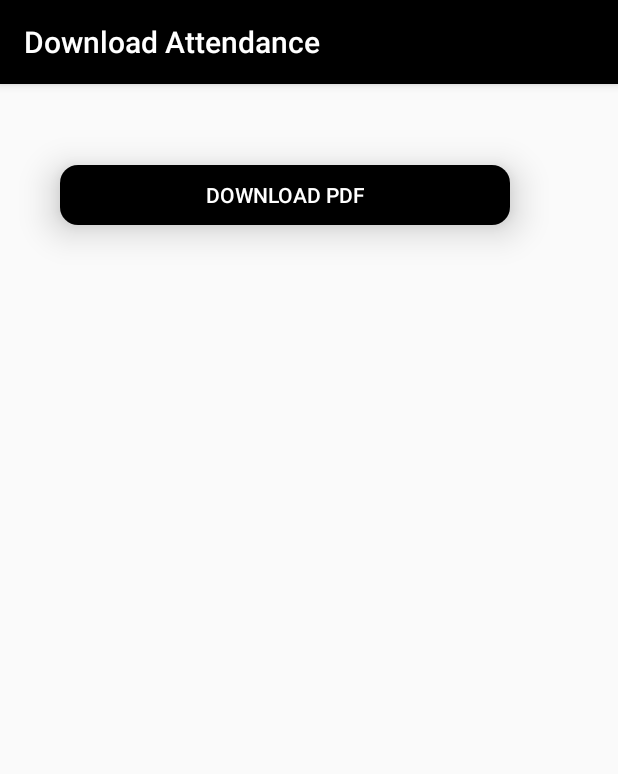
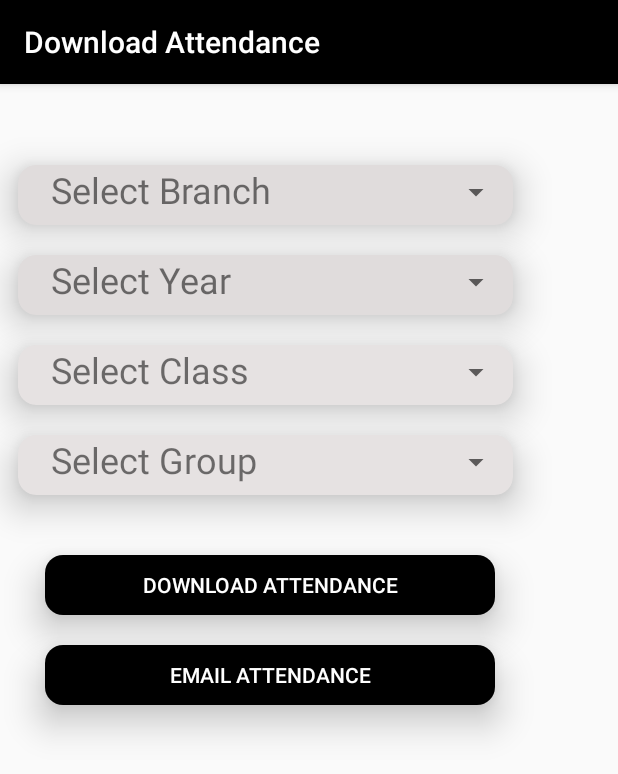
Before and after one commit to ravisharma46/SmartAttendanceSystem, an Android app: the fragment download_attendance_pdf shown on its own in the app's theme, on a phone screen of 412 x 824 dp. Shown: the top 774 px of the screen. Run offline under Robolectric (Android 15) with nearby library versions, the phone set to English and light mode, and no system bars.

Commit message:
customize dowload fragment layout

```diff
--- a/app/src/main/res/layout/fragment_download_attendance_pdf.xml
+++ b/app/src/main/res/layout/fragment_download_attendance_pdf.xml
@@ -9,15 +9,136 @@
 
     <!-- TODO: Update blank fragment layout -->
 
+    <android.support.v7.widget.CardView
+        android:id="@+id/cardView7"
+        android:layout_width="330sp"
+        android:layout_marginLeft="12sp"
+        android:layout_height="40sp"
+        android:layout_marginTop="20sp"
+        app:cardCornerRadius="12sp"
+        app:cardElevation="15sp"
+        app:layout_constraintBottom_toBottomOf="parent"
+        app:cardBackgroundColor="#E0DCDC"
+        app:layout_constraintEnd_toEndOf="parent"
+        app:layout_constraintStart_toStartOf="parent">
+
+        <TextView
+            android:id="@+id/textView7"
+            android:layout_width="200sp"
+            android:layout_height="36sp"
+            android:paddingLeft="22sp"
+            android:text="Select Branch"
+            android:textSize="24sp" />
+
+        <Spinner
+            android:id="@+id/spinner_select_branch"
+            android:layout_width="179sp"
+            android:layout_height="36sp"
+            android:layout_marginLeft="150sp" />
+    </android.support.v7.widget.CardView>
+
+
+
+
+    <android.support.v7.widget.CardView
+        android:id="@+id/cardView1"
+        android:layout_width="330sp"
+        android:layout_marginLeft="12sp"
+        android:layout_height="40sp"
+        android:layout_marginTop="80sp"
+        app:cardCornerRadius="12sp"
+        app:cardElevation="15sp"
+        app:layout_constraintBottom_toBottomOf="parent"
+        app:cardBackgroundColor="#E0DCDC"
+        app:layout_constraintEnd_toEndOf="parent"
+        app:layout_constraintStart_toStartOf="parent">
+
+        <TextView
+            android:id="@+id/textView2"
+            android:layout_width="200sp"
+            android:layout_height="36sp"
+            android:paddingLeft="22sp"
+            android:text="Select Year"
+            android:textSize="24sp" />
+
+        <Spinner
+            android:id="@+id/spinner_select_year"
+            android:layout_width="179sp"
+            android:layout_height="36sp"
+            android:layout_marginLeft="150sp" />
+    </android.support.v7.widget.CardView>
+
+
+    <android.support.v7.widget.CardView
+        android:id="@+id/cardView2"
+        android:layout_width="330sp"
+        android:layout_marginLeft="12sp"
+        android:layout_height="40sp"
+        android:layout_marginTop="140sp"
+        app:cardBackgroundColor="#E6E2E2"
+        app:cardCornerRadius="12sp"
+        app:cardElevation="15sp"
+        app:layout_constraintBottom_toBottomOf="parent"
+        app:layout_constraintEnd_toEndOf="parent"
+        app:layout_constraintStart_toStartOf="parent">
+
+        <TextView
+            android:id="@+id/textView3"
+            android:layout_width="200sp"
+            android:layout_height="36sp"
+            android:paddingLeft="22sp"
+            android:text="Select Class"
+            android:textSize="24sp" />
+
+        <Spinner
+            android:id="@+id/spinner_select_class"
+            android:layout_width="179sp"
+            android:layout_height="36sp"
+            android:layout_marginLeft="150sp"
+            />
+    </android.support.v7.widget.CardView>
+
+
+
 
     <android.support.v7.widget.CardView
         android:id="@+id/cardView3"
+        android:layout_width="330sp"
+        android:layout_marginLeft="12sp"
+        android:layout_height="40sp"
+        android:layout_marginTop="200sp"
+        app:cardBackgroundColor="#E6E2E2"
+        app:cardCornerRadius="12sp"
+        app:cardElevation="15sp"
+        app:layout_constraintBottom_toBottomOf="parent"
+        app:layout_constraintEnd_toEndOf="parent"
+        app:layout_constraintStart_toStartOf="parent">
+
+        <Spinner
+            android:id="@+id/spinner_select_group"
+            android:layout_width="179sp"
+            android:layout_height="36sp"
+            android:layout_marginLeft="150sp"
+            />
+
+        <TextView
+            android:layout_width="200sp"
+            android:layout_height="36sp"
+            android:paddingLeft="22sp"
+            android:text="Select Group"
+            android:textSize="24sp" />
+        />
+    </android.support.v7.widget.CardView>
+
+
+
+    <android.support.v7.widget.CardView
+        android:id="@+id/cardView6"
         android:layout_width="300sp"
         android:layout_height="40sp"
-        android:layout_marginStart="40sp"
+        android:layout_marginStart="30sp"
         android:layout_marginEnd="17dp"
-        android:layout_marginTop="20sp"
-        android:layout_marginBottom="220dp"
+        android:layout_marginTop="280sp"
         app:cardCornerRadius="12sp"
         app:cardElevation="15sp"
         app:layout_constraintBottom_toBottomOf="parent"
@@ -30,7 +151,32 @@
             android:layout_height="match_parent"
             android:background="@color/white"
             android:backgroundTint="#000000"
-            android:text="Download pdf"
+            android:text="Download Attendance"
+            android:textColor="@color/white" />
+
+
+    </android.support.v7.widget.CardView>
+
+    <android.support.v7.widget.CardView
+        android:id="@+id/cardView9"
+        android:layout_width="300sp"
+        android:layout_height="40sp"
+        android:layout_marginStart="30sp"
+        android:layout_marginEnd="17dp"
+        android:layout_marginTop="340sp"
+        app:cardCornerRadius="12sp"
+        app:cardElevation="15sp"
+        app:layout_constraintBottom_toBottomOf="parent"
+        app:layout_constraintEnd_toEndOf="parent"
+        app:layout_constraintStart_toStartOf="parent">
+
+        <Button
+            android:id="@+id/email_attendance"
+            android:layout_width="match_parent"
+            android:layout_height="match_parent"
+            android:background="@color/white"
+            android:backgroundTint="#000000"
+            android:text="Email Attendance"
             android:textColor="@color/white" />
 
 
```
